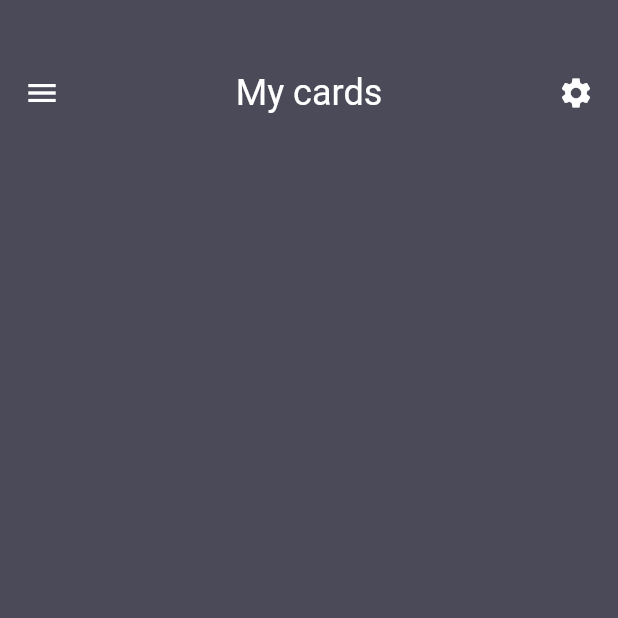
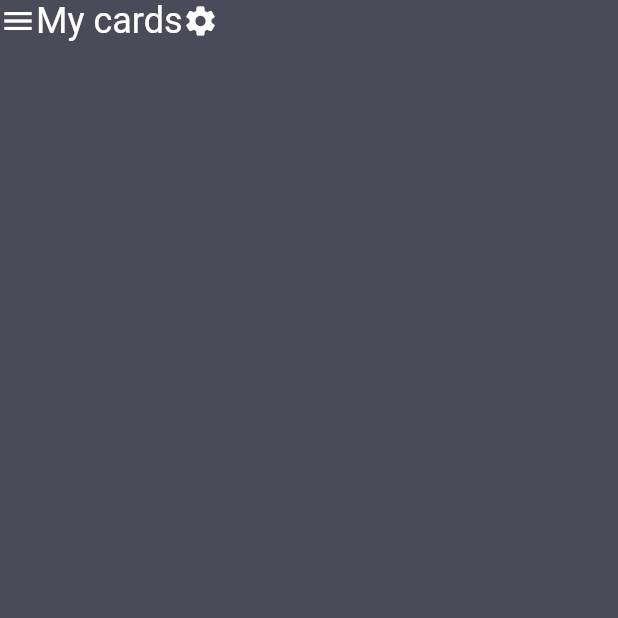
Before and after one commit to rdn224/handic, a Flutter app: the screen it shows after launch, on a phone screen of 412 x 824 dp, the top half of it. Run offline on Flutter 3.47's test engine with Material 2 defaults, Android fonts, the phone set to English and light mode, and no system bars.

Commit message:
Revert "FROM HOME"
This reverts commit 8158e5c3159dd7d047946b080fa5b3edb99a12fd.

```diff
--- a/lib/views/login_view.dart
+++ b/lib/views/login_view.dart
@@ -2,15 +2,7 @@ import 'package:flutter/material.dart';
 
 final Color backgroundColor = Color(0xFF4A4A58);
 
-class MenuDashboardPage extends StatefulWidget {
-  @override
-  State<MenuDashboardPage> createState() => _MenuDashboardPageState();
-}
-
-class _MenuDashboardPageState extends State<MenuDashboardPage> {
-
-  bool isCollapsed = true;
-
+class MenuDashboardPage extends StatelessWidget {
   @override
   Widget build(BuildContext context) {
     return Scaffold(
@@ -53,25 +45,15 @@ class _MenuDashboardPageState extends State<MenuDashboardPage> {
     return Material(
       elevation: 8,
       color: backgroundColor,
-      child: Container(
-        padding: EdgeInsets.only(left: 16, right: 16, top: 48),
       child: Column(
         children: <Widget>[
           Row(
-              mainAxisAlignment: MainAxisAlignment.spaceBetween,
-              mainAxisSize: MainAxisSize.max,
             children: const [
-              InkWell(child: Icon(Icons.menu, color: Colors.white), onTap: () {
-                setState(() {
-                  isCollapsed = !isCollapsed;
-                });
-              },),
+            Icon(Icons.menu, color: Colors.white),
             Text("My cards", style: TextStyle(fontSize: 24, color: Colors.white)),
             Icon(Icons.settings, color: Colors.white),
+            ]),
         ],
-            ),
-          ],
-        ),
       ),
     );
   }
```
Lines whose indentation alone changed are shown as unchanged.
